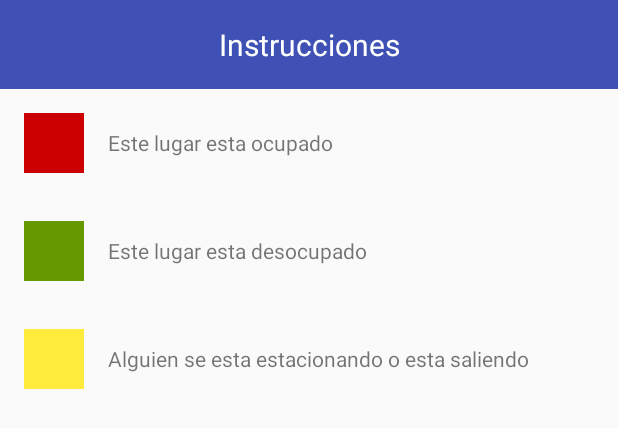
After one commit to santiagoalberto416/InteligentParking, an Android app: the layout instructions_layout.xml on its own in the app's theme, with its tools: preview values and no code run, on a phone screen of 412 x 824 dp. The commit adds this screen. Shown: the top 428 px of the screen. Run offline under Robolectric (Android 15) with nearby library versions, the phone set to English and light mode, and no system bars.

Commit message:
added instrucctions to parking

```diff
--- /dev/null
+++ b/app/src/main/res/layout/instructions_layout.xml
@@ -0,0 +1,70 @@
+<?xml version="1.0" encoding="utf-8"?>
+<LinearLayout xmlns:android="http://schemas.android.com/apk/res/android"
+    android:orientation="vertical" android:layout_width="match_parent"
+    android:layout_height="wrap_content">
+
+    <TextView
+        android:layout_width="match_parent"
+        android:layout_height="wrap_content"
+        android:gravity="center_horizontal"
+        android:text="Instrucciones"
+        android:textSize="20sp"
+        android:textColor="@android:color/white"
+        android:background="@color/primary"
+        android:padding="16dp"/>
+
+    <LinearLayout
+        android:layout_width="match_parent"
+        android:layout_height="wrap_content"
+        android:orientation="horizontal">
+
+        <RelativeLayout
+            style="@style/instructions_color"
+            android:background="@android:color/holo_red_dark">
+        </RelativeLayout>
+
+        <TextView
+            android:layout_width="wrap_content"
+            android:layout_height="wrap_content"
+            android:layout_gravity="center_vertical"
+            android:text="Este lugar esta ocupado"/>
+
+    </LinearLayout>
+
+    <LinearLayout
+        android:layout_width="match_parent"
+        android:layout_height="wrap_content"
+        android:orientation="horizontal">
+
+        <RelativeLayout
+            style="@style/instructions_color"
+            android:background="@android:color/holo_green_dark">
+        </RelativeLayout>
+
+        <TextView
+            android:layout_width="wrap_content"
+            android:layout_height="wrap_content"
+            android:layout_gravity="center_vertical"
+            android:text="Este lugar esta desocupado"/>
+
+    </LinearLayout>
+
+    <LinearLayout
+        android:layout_width="match_parent"
+        android:layout_height="wrap_content"
+        android:orientation="horizontal">
+
+        <RelativeLayout
+            style="@style/instructions_color"
+            android:background="@color/accent">
+        </RelativeLayout>
+
+        <TextView
+            android:layout_width="wrap_content"
+            android:layout_height="wrap_content"
+            android:layout_gravity="center_vertical"
+            android:text="Alguien se esta estacionando o esta saliendo "/>
+
+    </LinearLayout>
+
+</LinearLayout>
--- a/app/src/main/res/values/styles.xml
+++ b/app/src/main/res/values/styles.xml
@@ -40,4 +40,11 @@
         <item name="android:background">?android:attr/listDivider</item>
     </style>
 
+
+    <style name="instructions_color">
+        <item name="android:layout_width">40dp</item>
+        <item name="android:layout_height">40dp</item>
+        <item name="android:layout_margin">16dp</item>
+    </style>
+
 </resources>
```
Also changed, not shown: app/src/main/java/com/example/macbook/smartparking/maps/FullMapActivity.java (+15 -0 lines), app/src/main/res/drawable/ic_help_outline_black_24dp.xml (added, +9 -0 lines), app/src/main/res/layout/fragment_blank.xml (+13 -0 lines).
